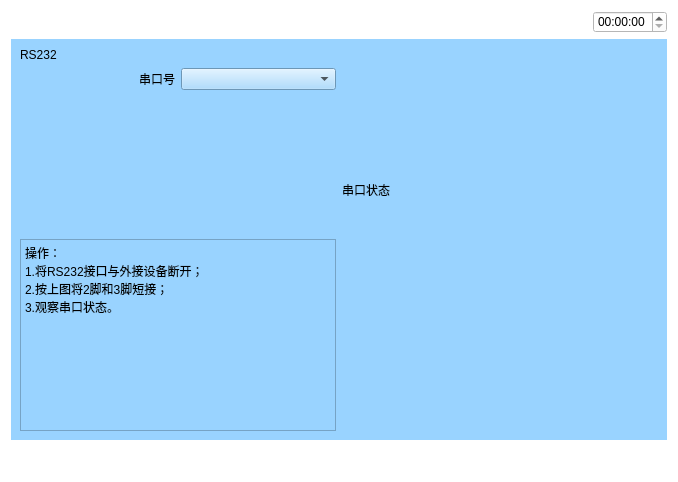
Old version of the form WeighSensor/pcders232.ui in the repository xsw258x2s5w8/WeightSensor.
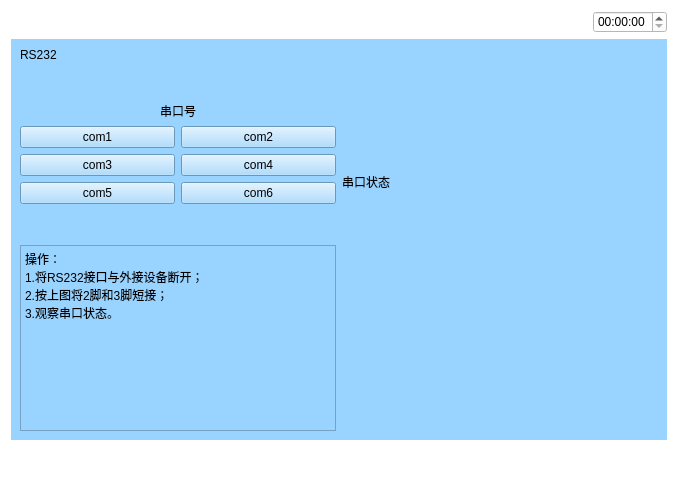
New version of the form. Icons and pictures are not drawn.

Patch:
```diff
--- a/WeighSensor/pcders232.ui
+++ b/WeighSensor/pcders232.ui
@@ -16,7 +16,7 @@
   <property name="styleSheet">
    <string notr="true">background-color: rgb(255, 255, 255);</string>
   </property>
-  <layout class="QVBoxLayout" name="verticalLayout_2" stretch="1,5,1">
+  <layout class="QVBoxLayout" name="verticalLayout_4" stretch="1,5,1">
    <item>
     <layout class="QHBoxLayout" name="horizontalLayout_5">
      <item>
@@ -117,6 +117,19 @@
           </property>
          </widget>
         </item>
+        <item>
+         <spacer name="verticalSpacer_3">
+          <property name="orientation">
+           <enum>Qt::Vertical</enum>
+          </property>
+          <property name="sizeHint" stdset="0">
+           <size>
+            <width>20</width>
+            <height>40</height>
+           </size>
+          </property>
+         </spacer>
+        </item>
         <item>
          <layout class="QHBoxLayout" name="horizontalLayout">
           <item>
@@ -128,12 +141,67 @@
              <string>串口号</string>
             </property>
             <property name="alignment">
-             <set>Qt::AlignRight|Qt::AlignTrailing|Qt::AlignVCenter</set>
+             <set>Qt::AlignCenter</set>
             </property>
            </widget>
           </item>
+         </layout>
+        </item>
+        <item>
+         <layout class="QVBoxLayout" name="verticalLayout_2">
           <item>
-           <widget class="QComboBox" name="comboBox"/>
+           <layout class="QHBoxLayout" name="horizontalLayout_4">
+            <item>
+             <widget class="QPushButton" name="com1">
+              <property name="text">
+               <string>com1</string>
+              </property>
+             </widget>
+            </item>
+            <item>
+             <widget class="QPushButton" name="com2">
+              <property name="text">
+               <string>com2</string>
+              </property>
+             </widget>
+            </item>
+           </layout>
+          </item>
+          <item>
+           <layout class="QHBoxLayout" name="horizontalLayout_6">
+            <item>
+             <widget class="QPushButton" name="com3">
+              <property name="text">
+               <string>com3</string>
+              </property>
+             </widget>
+            </item>
+            <item>
+             <widget class="QPushButton" name="com4">
+              <property name="text">
+               <string>com4</string>
+              </property>
+             </widget>
+            </item>
+           </layout>
+          </item>
+          <item>
+           <layout class="QHBoxLayout" name="horizontalLayout_7">
+            <item>
+             <widget class="QPushButton" name="com5">
+              <property name="text">
+               <string>com5</string>
+              </property>
+             </widget>
+            </item>
+            <item>
+             <widget class="QPushButton" name="com6">
+              <property name="text">
+               <string>com6</string>
+              </property>
+             </widget>
+            </item>
+           </layout>
           </item>
          </layout>
         </item>
@@ -166,7 +234,7 @@
        </layout>
       </item>
       <item>
-       <layout class="QVBoxLayout" name="verticalLayout" stretch="1,1,2">
+       <layout class="QVBoxLayout" name="verticalLayout" stretch="1,1,0,2">
         <item>
          <spacer name="verticalSpacer_2">
           <property name="orientation">
@@ -188,7 +256,14 @@
          </widget>
         </item>
         <item>
-         <widget class="QLabel" name="label_4">
+         <widget class="QLabel" name="label_com">
+          <property name="text">
+           <string/>
+          </property>
+         </widget>
+        </item>
+        <item>
+         <widget class="QLabel" name="label_image">
           <property name="sizePolicy">
            <sizepolicy hsizetype="Ignored" vsizetype="Ignored">
             <horstretch>0</horstretch>
```
Left out of the diff: 3 changed lines with no effect on the pictures.
